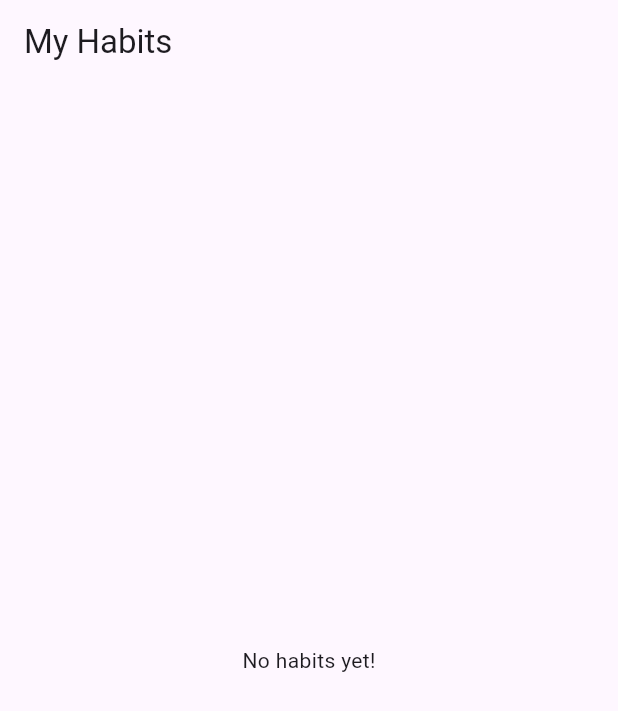
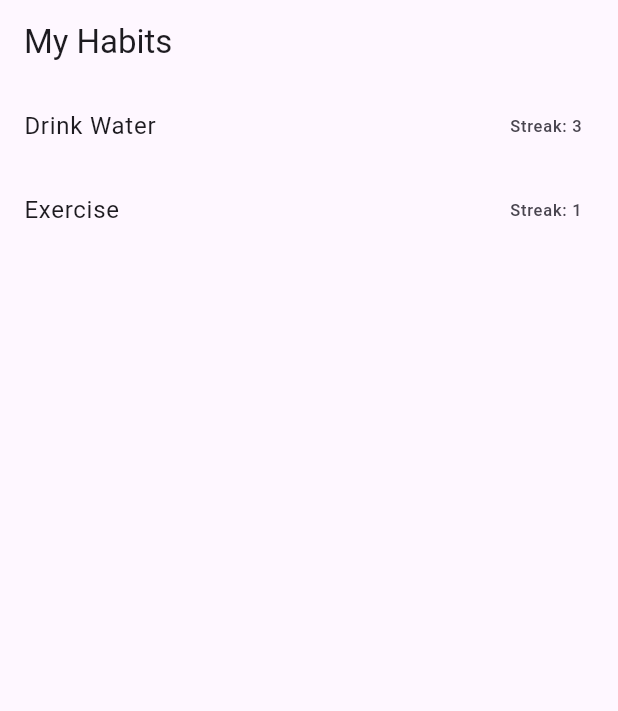
Before and after one commit to trismagp/habits_tracker, a Flutter app: the screen it shows after launch, on a phone screen of 412 x 824 dp. Shown: the top 711 px of the screen. Run offline on Flutter 3.47's test engine with Material 3 defaults, Android fonts, the light colour scheme and no system bars.

Commit message:
Add a Habit Model and Display Static Habits

```diff
--- a/lib/main.dart
+++ b/lib/main.dart
@@ -1,4 +1,5 @@
 import 'package:flutter/material.dart';
+import 'models/habit.dart';
 
 void main() {
   runApp(const HabitTrackerApp());
@@ -11,26 +12,38 @@ class HabitTrackerApp extends StatelessWidget {
   Widget build(BuildContext context) {
     return MaterialApp(
       title: 'Habit Tracker',
-      theme: ThemeData(
-        primarySwatch: Colors.blue,
-      ),
-      home: const HomeScreen(),
+      theme: ThemeData(primarySwatch: Colors.blue),
+      home: HomeScreen(),
     );
   }
 }
 
 class HomeScreen extends StatelessWidget {
-  const HomeScreen({super.key});
+  HomeScreen({super.key});
+
+  // Hardcoded list of habits for testing
+  final List<Habit> habits = [
+    Habit(name: 'Drink Water', streak: 3),
+    Habit(name: 'Exercise', streak: 1),
+  ];
 
   @override
   Widget build(BuildContext context) {
     return Scaffold(
-      appBar: AppBar(
-        title: const Text('My Habits'),
-      ),
-      body: const Center(
-        child: Text('No habits yet!'),
-      ),
+      appBar: AppBar(title: const Text('My Habits')),
+      body:
+          habits.isEmpty
+              ? const Center(child: Text('No habits yet!'))
+              : ListView.builder(
+                itemCount: habits.length,
+                itemBuilder: (context, index) {
+                  final habit = habits[index];
+                  return ListTile(
+                    title: Text(habit.name),
+                    trailing: Text('Streak: ${habit.streak}'),
+                  );
+                },
+              ),
     );
   }
 }
--- /dev/null
+++ b/lib/models/habit.dart
@@ -0,0 +1,6 @@
+class Habit {
+  final String name;
+  final int streak;
+
+  Habit({required this.name, this.streak = 0});
+}
```
